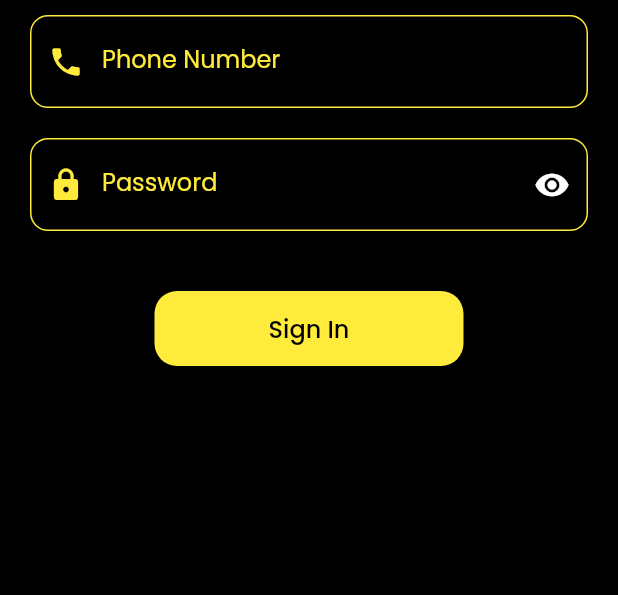
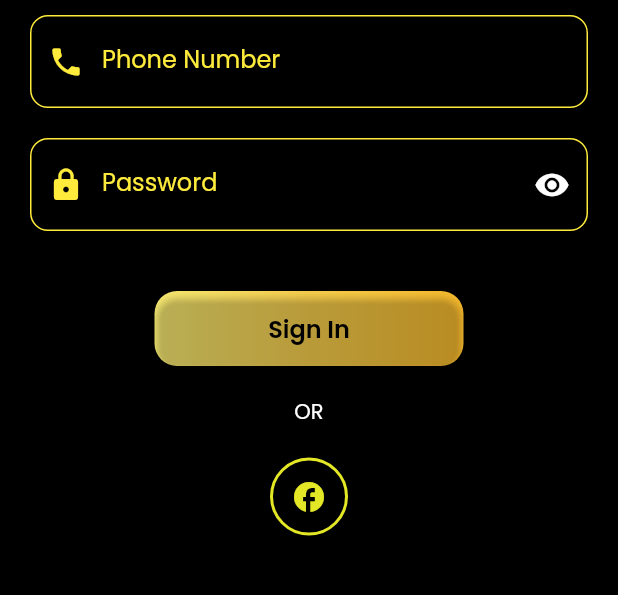
Before and after one commit to SKshahidali/Flutter_projects, a Flutter app: the LoginPage screen opened directly, on a phone screen of 412 x 824 dp, the part 412-1007 px from its top. Run offline on Flutter 3.47's test engine with Material 2 defaults, Android fonts, the light colour scheme and no system bars; our stand-ins replace geocoding, geolocator, get, google_fonts, lottie, material_design_icons_flutter and 2 more; network calls fail.

Commit message:
Music Zone App
added login buttons

```diff
--- a/music_zone/lib/main.dart
+++ b/music_zone/lib/main.dart
@@ -21,12 +21,6 @@ class MyApp extends StatelessWidget {
         primarySwatch: Colors.yellow,
       ),
       home: SplashScreen(),
-      getPages: [
-        GetPage(name: '/SplashScreen', page:() => SplashScreen()),
-        GetPage(name: '/HomeScreen', page:() => HomeScreen()),
-        GetPage(name: '/Login', page:() => LoginPage()),
-        GetPage(name: '/SignUp', page:() => SignUppage()),
-      ],
     );
   }
 }
--- a/music_zone/lib/screens/login.dart
+++ b/music_zone/lib/screens/login.dart
@@ -1,8 +1,7 @@
 import 'package:flutter/material.dart';
-import 'package:flutter/src/widgets/framework.dart';
-import 'package:flutter/src/widgets/placeholder.dart';
 import 'package:music_zone/widgets/colors.dart';
 import 'package:google_fonts/google_fonts.dart';
+import 'package:music_zone/widgets/loginbuttons.dart';
 
 class LoginPage extends StatefulWidget {
   const LoginPage({super.key});
@@ -93,17 +92,37 @@ class _LoginPageState extends State<LoginPage> {
               const SizedBox(height: 30,),
           // <-----> Login Button <-----> //
 
-        SizedBox(
-          width:MediaQuery.of(context).size.width * (0.5),
+        Column(
+          mainAxisAlignment: MainAxisAlignment.center,
+          children: [
+            Container(
+              decoration: BoxDecoration(
+                gradient: yellowgradient,
+                borderRadius: BorderRadius.circular(15)
+              ),
+              width: MediaQuery.of(context).size.width * 0.5,
               height: 50,
               child: ElevatedButton(
                 style: ElevatedButton.styleFrom(
+                  backgroundColor: Colors.transparent,
                   shape: RoundedRectangleBorder(
                     borderRadius: BorderRadius.circular(15)
                   )
                 ),
                 onPressed: (){},
-             child:Text("Sign In",style:GoogleFonts.poppins(fontSize: 16,fontWeight: FontWeight.w500,color: Colors.black),)))
+                 child:Text("Sign In",style:GoogleFonts.poppins(fontSize: 16,fontWeight: FontWeight.w600,color: Colors.black),)),
+            ),
+                 const SizedBox(height: 20,),
+                 Text("OR",style: GoogleFonts.poppins(fontSize: 14,fontWeight: FontWeight.w400,color: Colors.white),),
+                 const SizedBox(height: 20,),
+                 Row(
+                  mainAxisAlignment: MainAxisAlignment.spaceAround,
+                  children: [
+                    LoginButton(LoginIcon: Icons.facebook_outlined, onpressed: (){})
+                  ],
+                 )
+          ],
+        )
         ],
       ),
     );
--- a/music_zone/lib/widgets/colors.dart
+++ b/music_zone/lib/widgets/colors.dart
@@ -1,6 +1,18 @@
 import 'dart:ui';
+
+import 'package:flutter/material.dart';
 
 const black = Color(0xff000000);
 const yellow = Color(0xffE3E726);
 const lightgrey = Color(0xffd9d9d9);
 const grey = Color(0xff232121);
+
+const yellowgradient = LinearGradient(
+  begin: Alignment.centerLeft,
+  end: Alignment.centerRight,
+  colors: [
+    Color(0xFFFFF176),
+    Color(0xFFFFD54F),
+    Color(0xFFFFC02E),
+
+]);
--- /dev/null
+++ b/music_zone/lib/widgets/loginbuttons.dart
@@ -0,0 +1,25 @@
+import 'package:flutter/material.dart';
+import 'package:music_zone/widgets/colors.dart';
+
+class LoginButton extends StatelessWidget {
+  const LoginButton({
+    super.key,
+    required this.LoginIcon,
+    required this.onpressed,
+    });
+final IconData LoginIcon;
+final Function() onpressed;
+  @override
+  Widget build(BuildContext context) {
+    return Container(
+      decoration: BoxDecoration(
+        shape:BoxShape.circle,
+        border: Border.all(width: 2,color: yellow)
+      ),
+      child: IconButton(
+        icon: Icon(LoginIcon,color: yellow,size: 24,),
+      onPressed: onpressed,
+      ),
+    );
+  }
+}
```
Lines whose indentation alone changed are shown as unchanged.
